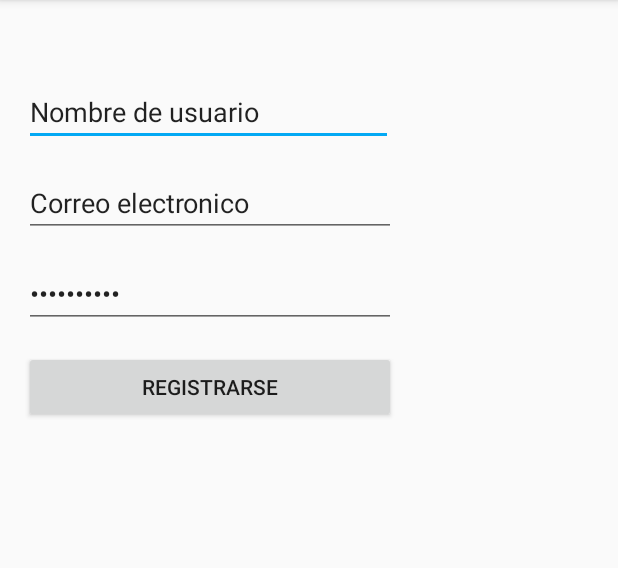
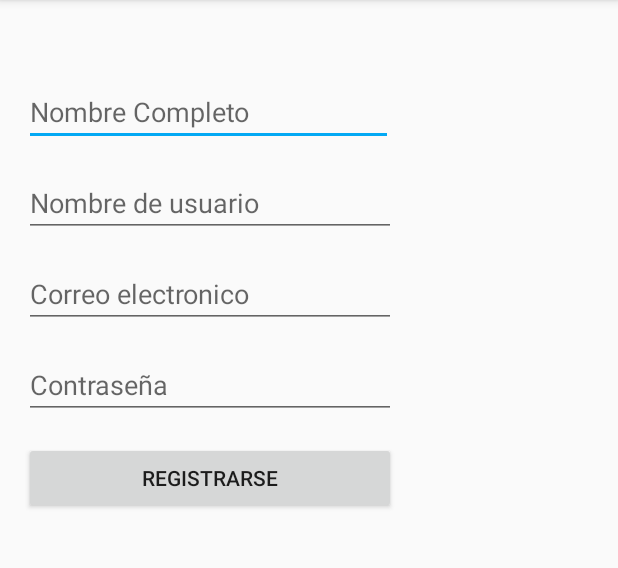
Before and after one commit to gonzalogabriel3/ProyectoFinalAndroid, an Android app: the screen it shows after launch (CrearUsuario), after a tap on "REGISTRARSE", on a phone screen of 412 x 824 dp, the part 84-652 px from its top. Run offline under Robolectric (Android 15) with nearby library versions, the phone set to English and light mode, and no system bars; our stand-ins replace Volley.

Commit message:
Modifico estructura del codigo de registrar un usuario

```diff
--- a/app/src/main/java/com/example/gonzalo/proyectofinalandroid/CrearUsuario.java
+++ b/app/src/main/java/com/example/gonzalo/proyectofinalandroid/CrearUsuario.java
@@ -1,13 +1,35 @@
 package com.example.gonzalo.proyectofinalandroid;
 
+import android.content.Intent;
 import android.support.v7.app.AppCompatActivity;
 import android.os.Bundle;
+import android.util.Log;
+import android.view.View;
+import android.widget.Button;
 import android.widget.EditText;
 import android.widget.Toast;
 
-public class CrearUsuario extends AppCompatActivity {
+import com.android.volley.AuthFailureError;
+import com.android.volley.Request;
+import com.android.volley.RequestQueue;
+import com.android.volley.Response;
+import com.android.volley.VolleyError;
+import com.android.volley.toolbox.JsonObjectRequest;
+import com.android.volley.toolbox.StringRequest;
+import com.android.volley.toolbox.Volley;
 
-    EditText etNombre,etCorreo,etPassword;
+import org.json.JSONObject;
+
+import java.util.HashMap;
+import java.util.Map;
+
+public class CrearUsuario extends AppCompatActivity{
+    private static final String TAG = activity_conexion.class.getName();
+
+    EditText etNombre,etCorreo,etPassword,etUsuario;
+    Button btn;
+    private RequestQueue mRequestQueue;
+    private StringRequest postRequest;
 
     @Override
     protected void onCreate(Bundle savedInstanceState) {
@@ -17,23 +39,60 @@ public class CrearUsuario extends AppCompatActivity {
         etNombre=findViewById(R.id.etNombre);
         etCorreo=findViewById(R.id.etCorreo);
         etPassword=findViewById(R.id.etPassword);
+        etUsuario=findViewById(R.id.etUsuario);
+        btn=findViewById(R.id.btnRegistrar);
+        btn.setOnClickListener(
+                new View.OnClickListener() {
+                    @Override
+                    public void onClick(View v) {
+                        Post();
+                    }
+                }
+        );
+
     }
 
-    public void registrarUsuario(){
+    private void Post() {
 
-        String nombre=this.etNombre.getText().toString();
-        String correo=this.etCorreo.getText().toString();
-        String password=this.etPassword.getText().toString();
+        String url ="http://f3b5211d.ngrok.io/usuario";
+        //RequestQueue initialized
+        mRequestQueue = Volley.newRequestQueue(this);
 
-        //Verifico que los campos no esten vacios
-        if(!nombre.equals("") || !correo.equals("") || !password.equals("")){
-            Usuario usuario=new Usuario(nombre,correo,password);
+        //String Request initialized
+        StringRequest postRequest = new StringRequest(Request.Method.POST, url,
 
+                new Response.Listener<String>(){
+                    @Override
+                    public void onResponse(String response) {
+                        // response
+                        Log.d("Response", response);
+                        Toast.makeText(getApplicationContext(),"EXITO :" + response.toString(), Toast.LENGTH_LONG).show();
+                    }
+                },
+                new Response.ErrorListener(){
+                    @Override
+                    public void onErrorResponse(VolleyError error) {
+                        // error
 
-        }else{
-            Toast.makeText(this,"Los campos no deben estar vacios",Toast.LENGTH_SHORT).show();
-        }
+                        Toast.makeText(getApplicationContext(),"ERROR :No se pudo crear el usuario"+error.toString(), Toast.LENGTH_LONG).show();
+                    }
+                }
+            )
 
+            {
+            @Override
+            protected Map<String, String> getParams()
+            {
+                Map<String, String>  params = new HashMap<String, String>();
+                params.put("nombre", etNombre.getText().toString());
+                params.put("usuario", etUsuario.getText().toString());
+                params.put("email", etCorreo.getText().toString());
+                params.put("password",etPassword.getText().toString());
+
+                return params;
+            }
+        };
+        mRequestQueue.add(postRequest);
     }
 
 
--- a/app/src/main/java/com/example/gonzalo/proyectofinalandroid/activity_conexion.java
+++ b/app/src/main/java/com/example/gonzalo/proyectofinalandroid/activity_conexion.java
@@ -25,7 +25,7 @@ public class activity_conexion extends AppCompatActivity {
 
     private RequestQueue mRequestQueue;
     private StringRequest mStringRequest;
-    private String url = "http://dondeestaelcole.ddns.net:8080/logusuario";
+    private String url = "http://f3b5211d.ngrok.io/logusuario";
 
     private EditText et_usuario,et_password;
 
--- a/app/src/main/res/layout/activity_crear_usuario.xml
+++ b/app/src/main/res/layout/activity_crear_usuario.xml
@@ -24,8 +24,17 @@
             android:layout_height="wrap_content"
             android:layout_marginBottom="15sp"
             android:ems="10"
-            android:inputType="textPersonName"
-            android:text="Nombre de usuario" />
+            android:hint="Nombre Completo"
+            android:inputType="textPersonName" />
+
+        <EditText
+            android:id="@+id/etUsuario"
+            android:layout_width="match_parent"
+            android:layout_height="wrap_content"
+            android:layout_marginBottom="15sp"
+            android:ems="10"
+            android:hint="Nombre de usuario"
+            android:inputType="textPersonName" />
 
         <EditText
             android:id="@+id/etCorreo"
@@ -33,8 +42,8 @@
             android:layout_height="wrap_content"
             android:layout_marginBottom="15sp"
             android:ems="10"
-            android:inputType="textEmailAddress"
-            android:text="Correo electronico" />
+            android:hint="Correo electronico"
+            android:inputType="textEmailAddress" />
 
         <EditText
             android:id="@+id/etPassword"
@@ -42,13 +51,14 @@
             android:layout_height="wrap_content"
             android:layout_marginBottom="15sp"
             android:ems="10"
-            android:inputType="textPassword"
-            android:text="Contraseña" />
+            android:hint="Contraseña"
+            android:inputType="textPassword" />
 
         <Button
-            android:id="@+id/button3"
+            android:id="@+id/btnRegistrar"
             android:layout_width="match_parent"
             android:layout_height="wrap_content"
+            android:onClick="registrarUsuario"
             android:text="Registrarse" />
     </LinearLayout>
 </android.support.constraint.ConstraintLayout>
```
